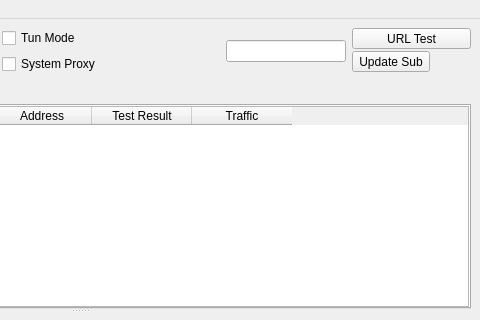
Old version of the form src/ui/mainwindow.ui in the repository Ogstra/proxor; both pictures show x 320 to 800 and y 0 to 320 of the 800 by 600 pixel window.
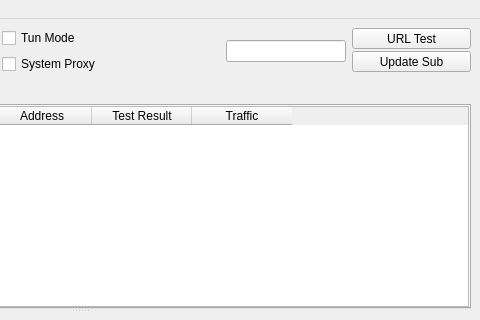
New version of the form. Icons and pictures are not drawn. Custom widgets are drawn as their Qt base class.

Commit message: feat(ui): add Quota column header to proxyListTable

What changed in the file:
```diff
--- a/src/ui/mainwindow.ui
+++ b/src/ui/mainwindow.ui
@@ -205,6 +205,12 @@
         </item>
         <item>
          <widget class="QToolButton" name="toolButton_update_subscription">
+          <property name="sizePolicy">
+           <sizepolicy hsizetype="Expanding" vsizetype="Fixed">
+            <horstretch>0</horstretch>
+            <verstretch>0</verstretch>
+           </sizepolicy>
+          </property>
           <property name="text">
            <string>Update Sub</string>
           </property>
```
